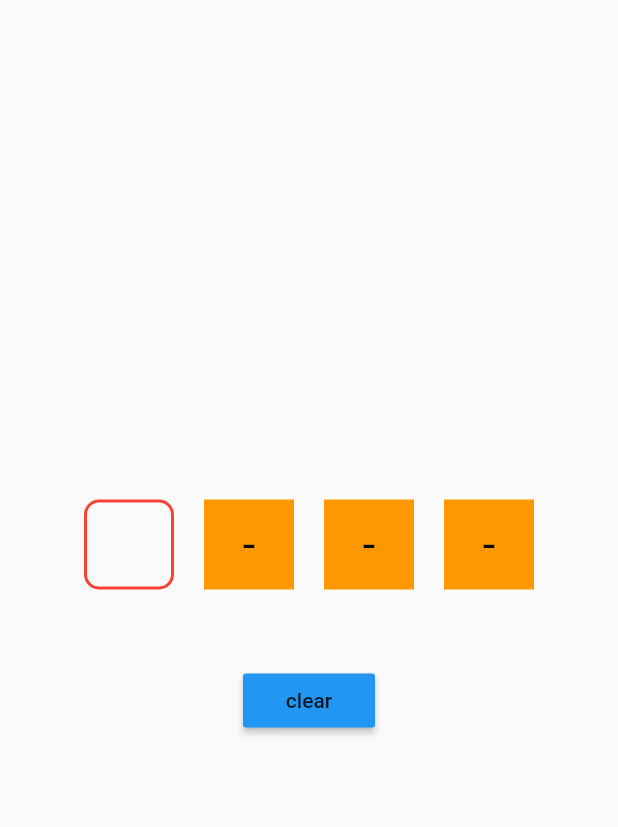
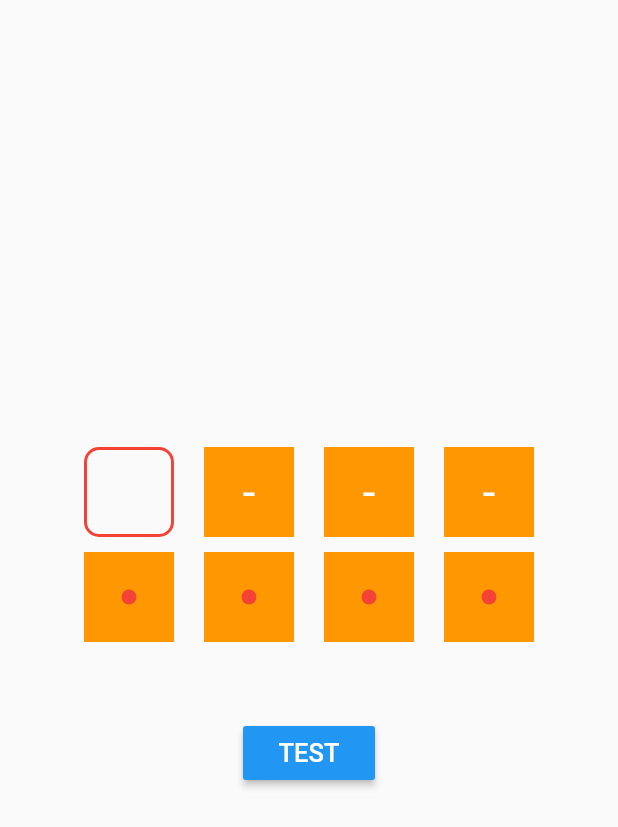
Before and after one commit to taylanyildiz/inputpin, a Flutter app: the screen it shows after launch, on a phone screen of 412 x 824 dp. Shown: the top 827 px of the screen. Run offline on Flutter 3.47's test engine with Material 2 defaults, Android fonts, the phone set to English and light mode, and no system bars.

```diff
--- a/lib/main.dart
+++ b/lib/main.dart
@@ -60,11 +60,39 @@ class _HomeScreenState extends State<HomeScreen> {
                 initDecoration: const BoxDecoration(color: Colors.orange),
                 fillDecoration: const BoxDecoration(color: Colors.blue),
               ),
+              const SizedBox(height: 10.0),
+              PinPut(
+                pinLenght: 4,
+                onChange: (input) {
+                  print(input);
+                },
+                pinType: PinKeyboardType.name,
+                focusDecoration: BoxDecoration(
+                  borderRadius: BorderRadius.circular(10.0),
+                  border: Border.all(color: Colors.red, width: 2.0),
+                ),
+                initDecoration: const BoxDecoration(color: Colors.orange),
+                fillDecoration: const BoxDecoration(color: Colors.blue),
+                hint: Container(
+                  height: 10.0,
+                  width: 10.0,
+                  decoration: const BoxDecoration(
+                    color: Colors.red,
+                    shape: BoxShape.circle,
+                  ),
+                ),
+              ),
               const SizedBox(height: 50.0),
               MaterialButton(
                 onPressed: onClear,
                 color: Colors.blue,
-                child: const Text('clear'),
+                child: const Text(
+                  'TEST',
+                  style: TextStyle(
+                    color: Colors.white,
+                    fontSize: 17.0,
+                  ),
+                ),
               ),
             ],
           ),
--- a/lib/widgets/src/pin_put.dart
+++ b/lib/widgets/src/pin_put.dart
@@ -28,11 +28,11 @@ class PinPut extends StatefulWidget {
 
   /// this function [onChange]
   /// returns each input change
-  final Function(String? input)? onChange;
+  final Function(String? pin)? onChange;
 
   /// this controller can make clear pin puts.
   /// just call [clear] method.
-  final PinPutController? pinPutController;
+  final PinPutController? pinController;
 
   /// Default display box decoration.
   final Decoration initDecoration;
@@ -44,9 +44,6 @@ class PinPut extends StatefulWidget {
   /// If pass where box displasy this [fillDecoration].
   /// default {"fillDecoration = initDecoration"}.
   final Decoration fillDecoration;
-
-  /// Pinput controller for auto clear.
-  final PinPutController? pinController;
 
   /// Displayed on top of the [InputDecorator.child]
   /// when the input [empty] or not [focus].
@@ -65,7 +62,6 @@ class PinPut extends StatefulWidget {
   PinPut({
     Key? key,
     required this.pinLenght,
-    this.pinPutController,
     this.pinController,
     this.onChange,
     PinKeyboardType? pinType,
@@ -96,7 +92,10 @@ class PinPut extends StatefulWidget {
         hint = hint ??
             Text(
               hintText,
-              style: const TextStyle(color: Colors.black, fontSize: 30.0),
+              style: const TextStyle(
+                color: Colors.white,
+                fontSize: 30.0,
+              ),
             ),
         super(key: key);
 
--- a/lib/widgets/src/pin_put_box.dart
+++ b/lib/widgets/src/pin_put_box.dart
@@ -30,24 +30,9 @@ class PinBox extends State<PinPut> with SingleTickerProviderStateMixin {
 
   PinPutController? get _pinController => widget.pinController;
 
-  final List _textCon = List<TextEditingController>.empty(growable: true);
-
-  final List _focusList = List<FocusNode>.empty(growable: true);
-
-  final List _pins = List<String>.empty(growable: true);
-
   String _text(index) => _textCon[index].text;
 
   Widget get _hint => widget.hint;
-
-  _PinDecoration _decoration(index) => _PinDecoration(
-        _focusList[index],
-        _textCon[index],
-        _focusDecoration,
-        _initDecoartion,
-        _fillDecoration,
-        index == _length - 1,
-      );
 
   double get _height => widget.size;
 
@@ -58,6 +43,21 @@ class PinBox extends State<PinPut> with SingleTickerProviderStateMixin {
   double get _totalWidth => (_length * _height) + ((_length - 1) * _space);
 
   final FocusNode _focusNode = FocusNode();
+
+  final List<TextEditingController> _textCon = List.empty(growable: true);
+
+  final List<FocusNode> _focusList = List.empty(growable: true);
+
+  final List _pins = List<String>.empty(growable: true);
+
+  _PinDecoration _decoration(index) => _PinDecoration(
+        _focusList[index],
+        _textCon[index],
+        _focusDecoration,
+        _initDecoartion,
+        _fillDecoration,
+        (index == _length - 1), // is last.
+      );
 
   @override
   void initState() {
@@ -180,24 +180,26 @@ class PinBox extends State<PinPut> with SingleTickerProviderStateMixin {
   Widget inputs(int index) {
     return TextFormField(
       controller: _textCon[index],
-      autofocus: index == 0 ? _autoFocus : false,
       focusNode: _focusList[index],
       onChanged: (input) => _onChanged(input, index),
+      autofocus: index == 0 ? _autoFocus : false,
       maxLength: 1,
       maxLines: 1,
-      autocorrect: false,
       inputFormatters: _inputFilter,
       keyboardType: _keyBoardType,
+      autocorrect: false,
       showCursor: false,
       textAlign: TextAlign.center,
       style: _style,
+      enableSuggestions: false,
       decoration: const InputDecoration(
         filled: true,
         fillColor: Colors.transparent,
         counterText: "",
+        errorStyle: TextStyle(fontSize: 0.0),
         counterStyle: TextStyle(fontSize: 0.0),
         border: OutlineInputBorder(borderSide: BorderSide.none),
-        errorBorder: OutlineInputBorder(),
+        errorBorder: OutlineInputBorder(borderSide: BorderSide.none),
         contentPadding: EdgeInsets.zero,
       ),
     );
@@ -239,7 +241,8 @@ class PinBox extends State<PinPut> with SingleTickerProviderStateMixin {
                 ),
               ),
             );
-            });
+          },
+        );
       },
     );
   }
```
Also changed, not shown: 1 other file. Lines whose indentation alone changed are shown as unchanged.
